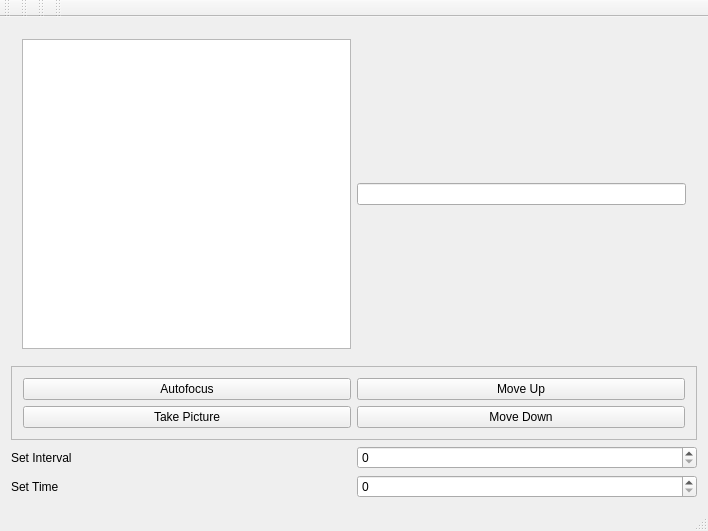
Before: the Qt Designer form gui.ui in malgorzatakim/robotchem, drawn with Qt 5.
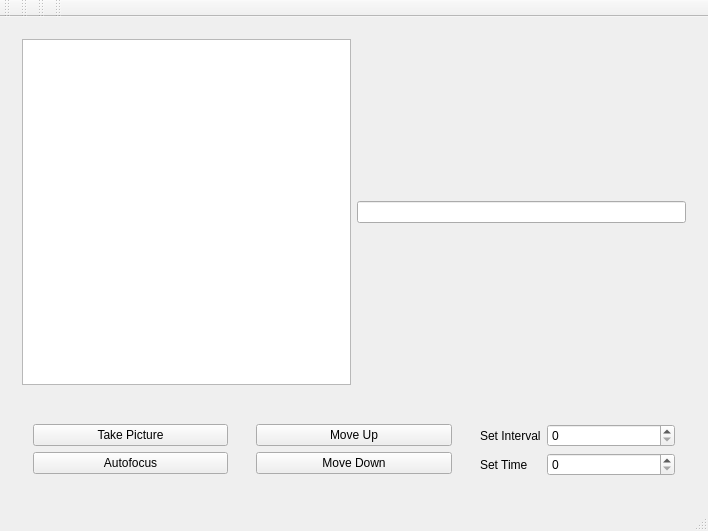
After: the same form once the commit is applied.

Patch:
```diff
--- a/gui.ui
+++ b/gui.ui
@@ -28,47 +28,31 @@
      </widget>
     </item>
     <item>
-     <widget class="QFrame" name="frame">
-      <property name="frameShape">
-       <enum>QFrame::StyledPanel</enum>
-      </property>
-      <property name="frameShadow">
-       <enum>QFrame::Raised</enum>
-      </property>
-      <layout class="QGridLayout" name="gridLayout_3">
-       <item row="1" column="0">
-        <widget class="QPushButton" name="pushButton">
-         <property name="text">
-          <string>Take Picture</string>
-         </property>
-        </widget>
-       </item>
-       <item row="1" column="1">
-        <widget class="QPushButton" name="pushButton_3">
-         <property name="text">
-          <string>Move Down</string>
-         </property>
-        </widget>
-       </item>
-       <item row="0" column="0">
-        <widget class="QPushButton" name="btn">
-         <property name="text">
-          <string>Autofocus</string>
-         </property>
-        </widget>
-       </item>
+     <widget class="QWidget" name="widget_6" native="true">
+      <layout class="QGridLayout" name="gridLayout_2">
        <item row="0" column="1">
+        <widget class="QWidget" name="widget_8" native="true">
+         <layout class="QVBoxLayout" name="verticalLayout_3">
+          <item>
         <widget class="QPushButton" name="pushButton_2">
          <property name="text">
           <string>Move Up</string>
          </property>
         </widget>
        </item>
-      </layout>
-     </widget>
-    </item>
     <item>
-     <layout class="QGridLayout" name="gridLayout">
+           <widget class="QPushButton" name="pushButton_3">
+            <property name="text">
+             <string>Move Down</string>
+            </property>
+           </widget>
+          </item>
+         </layout>
+        </widget>
+       </item>
+       <item row="0" column="2">
+        <widget class="QWidget" name="widget_9" native="true">
+         <layout class="QFormLayout" name="formLayout">
       <item row="0" column="0">
        <widget class="QLabel" name="label_2">
         <property name="text">
@@ -76,6 +60,9 @@
         </property>
        </widget>
       </item>
+          <item row="0" column="1">
+           <widget class="QSpinBox" name="spinBox"/>
+          </item>
       <item row="1" column="0">
        <widget class="QLabel" name="label_3">
         <property name="text">
@@ -86,10 +73,31 @@
       <item row="1" column="1">
        <widget class="QSpinBox" name="spinBox_2"/>
       </item>
-      <item row="0" column="1">
-       <widget class="QSpinBox" name="spinBox"/>
-      </item>
-     </layout>
+         </layout>
+        </widget>
+       </item>
+       <item row="0" column="0">
+        <widget class="QWidget" name="widget_7" native="true">
+         <layout class="QVBoxLayout" name="verticalLayout_2">
+          <item>
+           <widget class="QPushButton" name="pushButton">
+            <property name="text">
+             <string>Take Picture</string>
+            </property>
+           </widget>
+          </item>
+          <item>
+           <widget class="QPushButton" name="btn">
+            <property name="text">
+             <string>Autofocus</string>
+            </property>
+           </widget>
+          </item>
+         </layout>
+        </widget>
+       </item>
+      </layout>
+     </widget>
     </item>
    </layout>
   </widget>
```
Left out of the diff: 2 changed lines with no effect on the pictures. Lines whose indentation alone changed are shown as unchanged.
